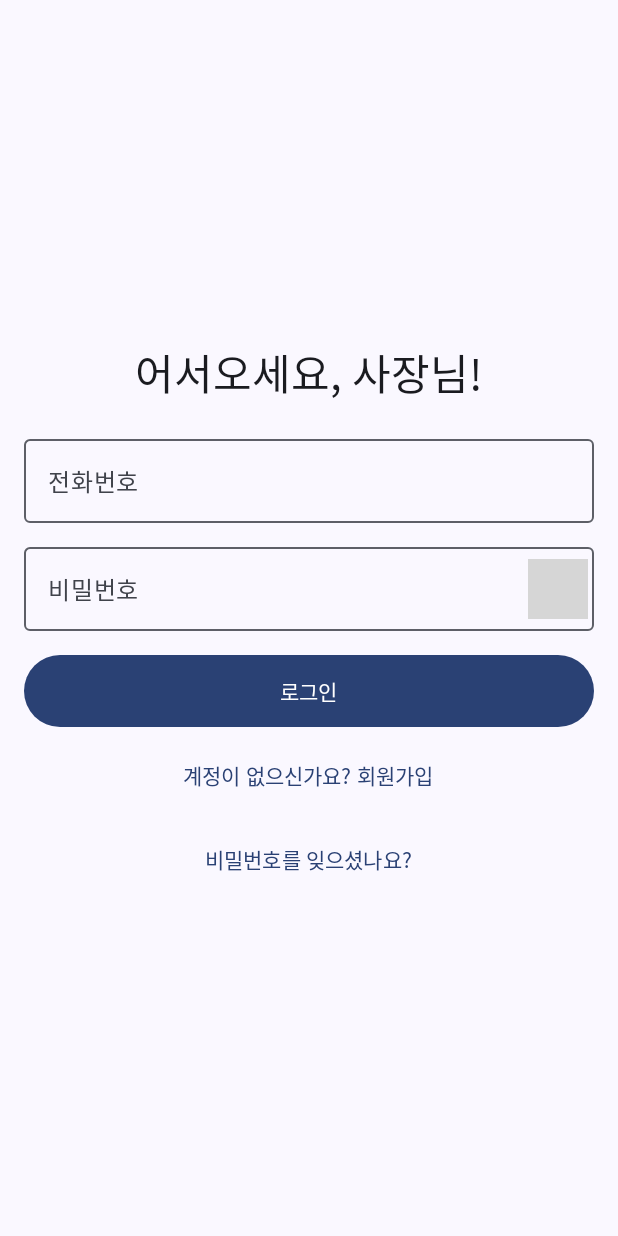
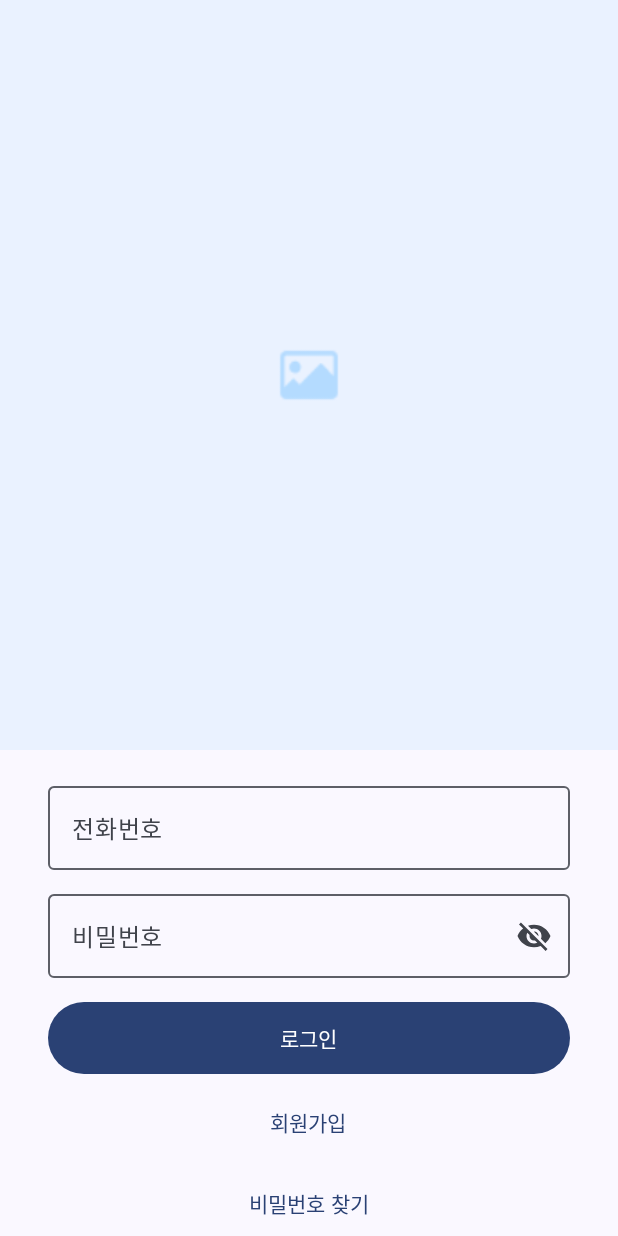
Before and after one commit to heakbomb/GrowStudio, an Android app built with Jetpack Compose: the screen it shows after launch (MainActivity), on a phone screen of 412 x 824 dp. Run offline under Robolectric (Android 15) with nearby library versions, the phone set to English and light mode, and no system bars; grey boxes are pictures that could not be loaded.

Commit message:
LoginScreen proto

```diff
--- a/app/build.gradle.kts
+++ b/app/build.gradle.kts
@@ -67,4 +67,9 @@ dependencies {
 
     // Tooling for Compose Preview
     implementation("androidx.compose.ui:ui-tooling-preview:1.7.5")
+
+    // Icons
+    implementation("androidx.compose.material3:material3:1.3.1")
+    implementation("androidx.compose.material:material-icons-core:1.7.5")
+    implementation("androidx.compose.material:material-icons-extended:1.7.5")
 }
--- a/app/src/main/java/com/glowstudio/android/blindsjn/ui/screens/LoginScreen.kt
+++ b/app/src/main/java/com/glowstudio/android/blindsjn/ui/screens/LoginScreen.kt
@@ -1,16 +1,22 @@
 package com.glowstudio.android.blindsjn.ui.screens
 
+import androidx.compose.foundation.Image
 import androidx.compose.foundation.layout.*
 import androidx.compose.foundation.text.KeyboardOptions
+import androidx.compose.material.icons.Icons
+import androidx.compose.material.icons.filled.Visibility
+import androidx.compose.material.icons.filled.VisibilityOff
 import androidx.compose.material3.*
 import androidx.compose.runtime.*
 import androidx.compose.ui.Alignment
 import androidx.compose.ui.Modifier
+import androidx.compose.ui.layout.ContentScale
+import androidx.compose.ui.res.painterResource
+import androidx.compose.ui.text.input.KeyboardType
 import androidx.compose.ui.text.input.PasswordVisualTransformation
 import androidx.compose.ui.text.input.VisualTransformation
-import androidx.compose.ui.text.input.KeyboardType
-import androidx.compose.ui.tooling.preview.Preview
 import androidx.compose.ui.unit.dp
+import com.glowstudio.android.blindsjn.R
 
 @Composable
 fun LoginScreen(
@@ -18,38 +24,48 @@ fun LoginScreen(
     onSignupClick: () -> Unit,
     onForgotPasswordClick: () -> Unit
 ) {
+    // 상태 변수
     var phoneNumber by remember { mutableStateOf("") }
     var password by remember { mutableStateOf("") }
     var passwordVisible by remember { mutableStateOf(false) }
 
     Column(
         modifier = Modifier
-            .fillMaxSize()
-            .padding(16.dp),
-        horizontalAlignment = Alignment.CenterHorizontally,
-        verticalArrangement = Arrangement.Center
+            .fillMaxSize(),
+        horizontalAlignment = Alignment.CenterHorizontally
     ) {
-        // "어서오세요, 사장님!" 텍스트
-        Text(
-            text = "어서오세요, 사장님!",
-            style = MaterialTheme.typography.headlineMedium
+        // 상단 이미지 영역
+        Image(
+            painter = painterResource(id = R.drawable.login_image), // drawable 폴더 확인
+            contentDescription = "Login Image",
+            contentScale = ContentScale.Crop,
+            modifier = Modifier
+                .fillMaxWidth()
+                .height(500.dp) // 원하는 높이로 설정
         )
 
         Spacer(modifier = Modifier.height(16.dp))
 
-        // 전화번호 입력
+        // 입력 필드 및 버튼 영역
+        Column(
+            modifier = Modifier
+                .fillMaxWidth()
+                .padding(horizontal = 32.dp),
+            horizontalAlignment = Alignment.CenterHorizontally
+        ) {
+            // 전화번호 입력 필드
             OutlinedTextField(
                 value = phoneNumber,
-            onValueChange = { phoneNumber = it },
+                onValueChange = { phoneNumber = it.filter { char -> char.isDigit() } },
                 label = { Text("전화번호") },
                 singleLine = true,
-            keyboardOptions = KeyboardOptions(keyboardType = KeyboardType.Phone),
+                keyboardOptions = KeyboardOptions(keyboardType = KeyboardType.Number),
                 modifier = Modifier.fillMaxWidth()
             )
 
             Spacer(modifier = Modifier.height(8.dp))
 
-        // 비밀번호 입력
+            // 비밀번호 입력 필드
             OutlinedTextField(
                 value = password,
                 onValueChange = { password = it },
@@ -58,10 +74,17 @@ fun LoginScreen(
                 visualTransformation = if (passwordVisible) VisualTransformation.None else PasswordVisualTransformation(),
                 trailingIcon = {
                     IconButton(onClick = { passwordVisible = !passwordVisible }) {
+                        if (passwordVisible) {
                             Icon(
-                        imageVector = if (passwordVisible) Icons.Default.Visibility else Icons.Default.VisibilityOff,
-                        contentDescription = null
+                                imageVector = Icons.Filled.Visibility,
+                                contentDescription = "Hide password"
                             )
+                        } else {
+                            Icon(
+                                imageVector = Icons.Filled.VisibilityOff,
+                                contentDescription = "Show password"
+                            )
+                        }
                     }
                 },
                 modifier = Modifier.fillMaxWidth()
@@ -81,16 +104,17 @@ fun LoginScreen(
 
             Spacer(modifier = Modifier.height(8.dp))
 
-        // 회원가입 텍스트
+            // 회원가입 버튼
             TextButton(onClick = onSignupClick) {
-            Text("계정이 없으신가요? 회원가입")
+                Text("회원가입")
             }
 
             Spacer(modifier = Modifier.height(8.dp))
 
-        // 비밀번호 찾기
+            // 비밀번호 찾기 버튼
             TextButton(onClick = onForgotPasswordClick) {
-            Text("비밀번호를 잊으셨나요?")
+                Text("비밀번호 찾기")
             }
         }
     }
+}
```
Lines whose indentation alone changed are shown as unchanged.
